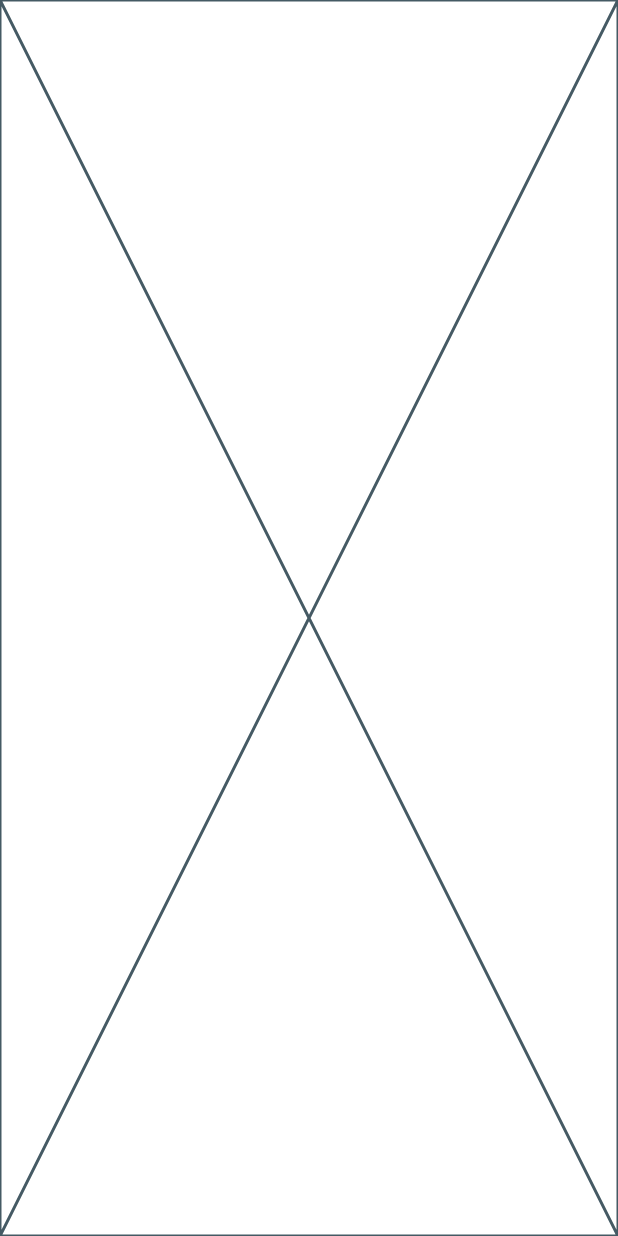
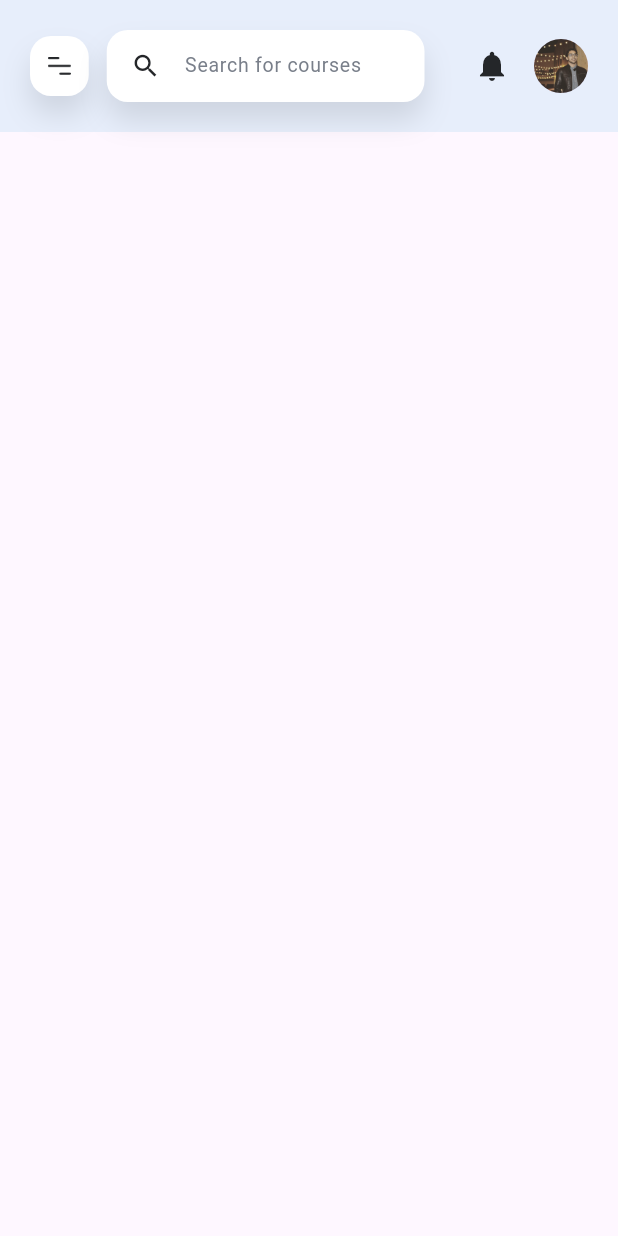
Before and after one commit to adipramanadev/uilearningflutter, a Flutter app: the screen it shows after launch, on a phone screen of 412 x 824 dp. Run offline on Flutter 3.47's test engine with Material 3 defaults, Android fonts, the phone set to English and light mode, and no system bars.

Commit message:
add update

```diff
--- /dev/null
+++ b/lib/components/homeScreenNav.dart
@@ -0,0 +1,45 @@
+import 'package:flutter/material.dart';
+import 'package:uilearningflutter/screens/profilescreen.dart';
+
+import '../screens/constants.dart';
+import 'searchfield.dart';
+import 'sidebarButton.dart';
+
+class HomeScreenNavBar extends StatelessWidget {
+  HomeScreenNavBar({Key? key, required this.triggerAnimation});
+
+  final void Function()? triggerAnimation;
+
+  @override
+  Widget build(BuildContext context) {
+    return Padding(
+      padding: EdgeInsets.all(20.0),
+      child: Row(
+        mainAxisAlignment: MainAxisAlignment.spaceBetween,
+        children: [
+          SidebarButton(
+            triggerAnimation: triggerAnimation,
+          ),
+          SearchFieldWidget(),
+          Icon(
+            Icons.notifications,
+            color: kPrimaryLabelColor,
+          ),
+          SizedBox(
+            width: 16.0,
+          ),
+          GestureDetector(
+            onTap: () {
+              Navigator.of(context).push(
+                  MaterialPageRoute(builder: (context) => ProfileScreen()));
+            },
+            child: CircleAvatar(
+              radius: 18.0,
+              backgroundImage: AssetImage('asset/images/profile.jpg'),
+            ),
+          ),
+        ],
+      ),
+    );
+  }
+}
--- /dev/null
+++ b/lib/components/searchfield.dart
@@ -0,0 +1,46 @@
+import 'package:flutter/material.dart';
+
+import '../screens/constants.dart';
+
+class SearchFieldWidget extends StatelessWidget {
+  @override
+  Widget build(BuildContext context) {
+    return Expanded(
+      child: Padding(
+        padding: EdgeInsets.only(left: 12.0, right: 33.0),
+        child: Container(
+          decoration: BoxDecoration(
+              color: Colors.white,
+              borderRadius: BorderRadius.circular(14.0),
+              boxShadow: [
+                BoxShadow(
+                  color: kShadowColor,
+                  offset: Offset(0, 12),
+                  blurRadius: 16.0,
+                )
+              ]),
+          child: Padding(
+            padding: EdgeInsets.symmetric(horizontal: 16.0),
+            child: TextField(
+              cursorColor: kPrimaryLabelColor,
+              decoration: InputDecoration(
+                icon: Icon(
+                  Icons.search,
+                  color: kPrimaryLabelColor,
+                  size: 20.0,
+                ),
+                border: InputBorder.none,
+                hintText: "Search for courses",
+                hintStyle: kSearchPlaceholderStyle,
+              ),
+              style: kSearchTextStyle,
+              onChanged: (newText) {
+                print(newText);
+              },
+            ),
+          ),
+        ),
+      ),
+    );
+  }
+}
--- /dev/null
+++ b/lib/components/sidebarButton.dart
@@ -0,0 +1,43 @@
+import 'package:flutter/material.dart';
+
+import '../screens/constants.dart';
+
+class SidebarButton extends StatelessWidget {
+  SidebarButton({Key? key, required this.triggerAnimation});
+
+  final void Function()? triggerAnimation;
+
+  @override
+  Widget build(BuildContext context) {
+    return RawMaterialButton(
+      onPressed: triggerAnimation,
+      materialTapTargetSize: MaterialTapTargetSize.shrinkWrap,
+      highlightColor: Colors.transparent,
+      splashColor: Colors.transparent,
+      constraints: BoxConstraints(
+        maxWidth: 40.0,
+        maxHeight: 40.0,
+      ),
+      child: Container(
+        decoration: BoxDecoration(
+            color: Colors.white,
+            borderRadius: BorderRadius.circular(14.0),
+            boxShadow: [
+              BoxShadow(
+                color: kShadowColor,
+                offset: Offset(0, 12),
+                blurRadius: 16.0,
+              )
+            ]),
+        child: Image.asset(
+          'asset/icons/icon-sidebar.png',
+          color: kPrimaryLabelColor,
+        ),
+        padding: EdgeInsets.symmetric(
+          horizontal: 12.0,
+          vertical: 14.0,
+        ),
+      ),
+    );
+  }
+}
--- a/lib/screens/home_screen.dart
+++ b/lib/screens/home_screen.dart
@@ -1,4 +1,7 @@
 import 'package:flutter/material.dart';
+import 'package:uilearningflutter/screens/constants.dart';
+
+import '../components/homeScreenNav.dart';
 
 class HomeScreen extends StatefulWidget {
   const HomeScreen({super.key});
@@ -7,9 +10,34 @@ class HomeScreen extends StatefulWidget {
   State<HomeScreen> createState() => _HomeScreenState();
 }
 
-class _HomeScreenState extends State<HomeScreen> {
+class _HomeScreenState extends State<HomeScreen> with TickerProviderStateMixin {
+  Animation<Offset> sidebarAnimation;
+  Animation<double> fadeAnimation;
+  AnimationController sidebarAnimationController;
+
+  var sidebarHidden = true;
+
   @override
   Widget build(BuildContext context) {
-    return const Placeholder();
+    return Scaffold(
+      body: Container(
+        color: kBackgroundColor,
+        child: Stack(
+          children: [
+            SafeArea(
+              child: SingleChildScrollView(
+                child: Column(
+                  children: [
+                    HomeScreenNavBar(
+                      triggerAnimation: () {},
+                    )
+                  ],
+                ),
+              ),
+            ),
+          ],
+        ),
+      ),
+    );
   }
 }
--- /dev/null
+++ b/lib/screens/profilescreen.dart
@@ -0,0 +1,10 @@
+import 'package:flutter/material.dart';
+
+class ProfileScreen extends StatelessWidget {
+  const ProfileScreen({super.key});
+
+  @override
+  Widget build(BuildContext context) {
+    return const Placeholder();
+  }
+}
```
